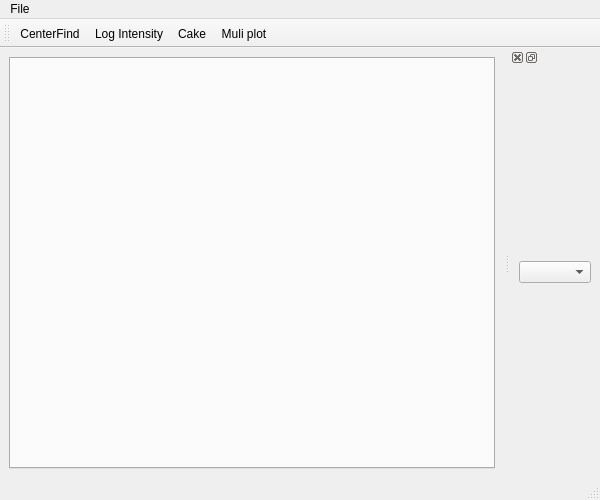
Before: the Qt Designer form gui/mainwindow.ui in ronpandolfi/Xi-cam, drawn with Qt 5.
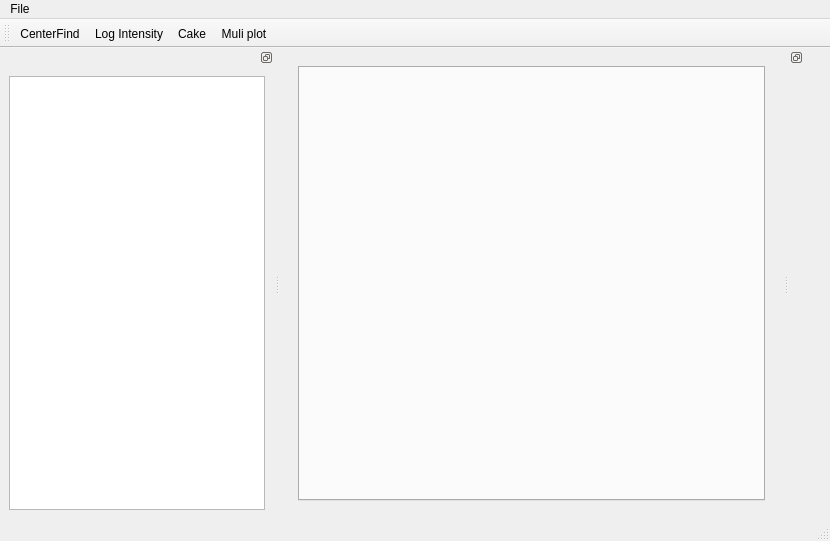
After: the same form once the commit is applied. Icons and pictures are not drawn.

Commit message: Switching to new UI model in progress

```diff
--- a/gui/mainwindow.ui
+++ b/gui/mainwindow.ui
@@ -6,32 +6,66 @@
    <rect>
     <x>0</x>
     <y>0</y>
-    <width>600</width>
-    <height>500</height>
+    <width>830</width>
+    <height>541</height>
    </rect>
   </property>
+  <property name="sizePolicy">
+   <sizepolicy hsizetype="Expanding" vsizetype="Expanding">
+    <horstretch>0</horstretch>
+    <verstretch>0</verstretch>
+   </sizepolicy>
+  </property>
   <property name="windowTitle">
    <string>MainWindow</string>
   </property>
   <widget class="QWidget" name="centralwidget">
-   <layout class="QHBoxLayout" name="horizontalLayout">
+   <layout class="QVBoxLayout" name="verticalLayout_2">
     <item>
-     <widget class="QTabWidget" name="tabWidget">
-      <property name="sizePolicy">
-       <sizepolicy hsizetype="Expanding" vsizetype="Expanding">
-        <horstretch>0</horstretch>
-        <verstretch>0</verstretch>
-       </sizepolicy>
-      </property>
-      <property name="autoFillBackground">
-       <bool>false</bool>
+     <widget class="QStackedWidget" name="stackedWidget">
+      <property name="inputMethodHints">
+       <set>Qt::ImhNone</set>
       </property>
       <property name="currentIndex">
        <number>-1</number>
       </property>
-      <property name="tabsClosable">
-       <bool>true</bool>
-      </property>
+      <widget class="QWidget" name="page">
+       <layout class="QGridLayout" name="gridLayout">
+        <item row="0" column="0">
+         <widget class="QSplitter" name="mainSplitter">
+          <property name="sizePolicy">
+           <sizepolicy hsizetype="Preferred" vsizetype="Preferred">
+            <horstretch>0</horstretch>
+            <verstretch>0</verstretch>
+           </sizepolicy>
+          </property>
+          <property name="orientation">
+           <enum>Qt::Vertical</enum>
+          </property>
+          <widget class="QTabWidget" name="tabWidget">
+           <property name="sizePolicy">
+            <sizepolicy hsizetype="Expanding" vsizetype="Preferred">
+             <horstretch>0</horstretch>
+             <verstretch>50</verstretch>
+            </sizepolicy>
+           </property>
+           <property name="autoFillBackground">
+            <bool>false</bool>
+           </property>
+           <property name="currentIndex">
+            <number>-1</number>
+           </property>
+           <property name="tabsClosable">
+            <bool>true</bool>
+           </property>
+          </widget>
+         </widget>
+        </item>
+       </layout>
+      </widget>
+      <widget class="QWidget" name="page_2">
+       <layout class="QGridLayout" name="gridLayout_2"/>
+      </widget>
      </widget>
     </item>
    </layout>
@@ -41,7 +75,7 @@
     <rect>
      <x>0</x>
      <y>0</y>
-     <width>600</width>
+     <width>830</width>
      <height>22</height>
     </rect>
    </property>
@@ -59,6 +93,9 @@
    <property name="layoutDirection">
     <enum>Qt::RightToLeft</enum>
    </property>
+   <property name="features">
+    <set>QDockWidget::DockWidgetFloatable|QDockWidget::DockWidgetMovable</set>
+   </property>
    <attribute name="dockWidgetArea">
     <number>2</number>
    </attribute>
@@ -68,11 +105,7 @@
     </property>
     <layout class="QHBoxLayout" name="horizontalLayout_4">
      <item>
-      <layout class="QVBoxLayout" name="propertiesBox">
-       <item>
-        <widget class="QComboBox" name="experimentCombo"/>
-       </item>
-      </layout>
+      <layout class="QVBoxLayout" name="propertiesBox"/>
      </item>
     </layout>
    </widget>
@@ -92,6 +125,21 @@
    <addaction name="actionCake"/>
    <addaction name="actionMultiPlot"/>
   </widget>
+  <widget class="QDockWidget" name="dockWidget_2">
+   <property name="features">
+    <set>QDockWidget::DockWidgetFloatable|QDockWidget::DockWidgetMovable</set>
+   </property>
+   <attribute name="dockWidgetArea">
+    <number>1</number>
+   </attribute>
+   <widget class="QWidget" name="dockWidgetContents_2">
+    <layout class="QVBoxLayout" name="verticalLayout_3">
+     <item>
+      <widget class="QTreeView" name="treeView"/>
+     </item>
+    </layout>
+   </widget>
+  </widget>
   <action name="actionBeamProperties">
    <property name="icon">
     <iconset>
```
Left out of the diff: 36 changed lines with no effect on the pictures. The commit also changes 2 other files.
